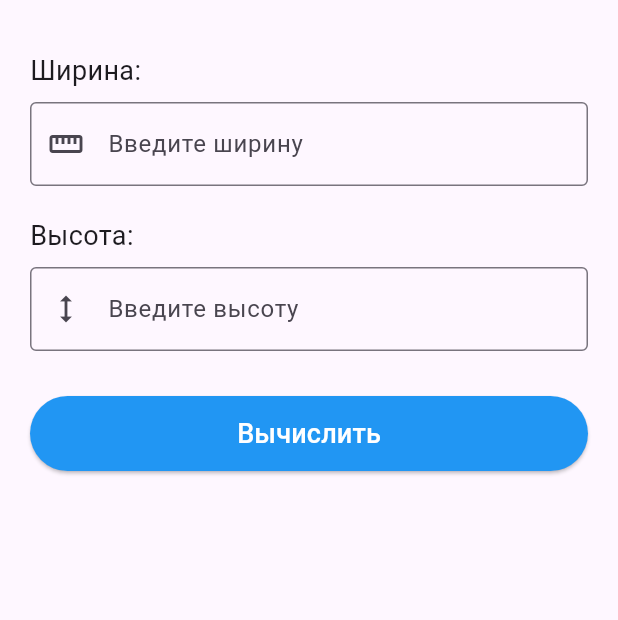
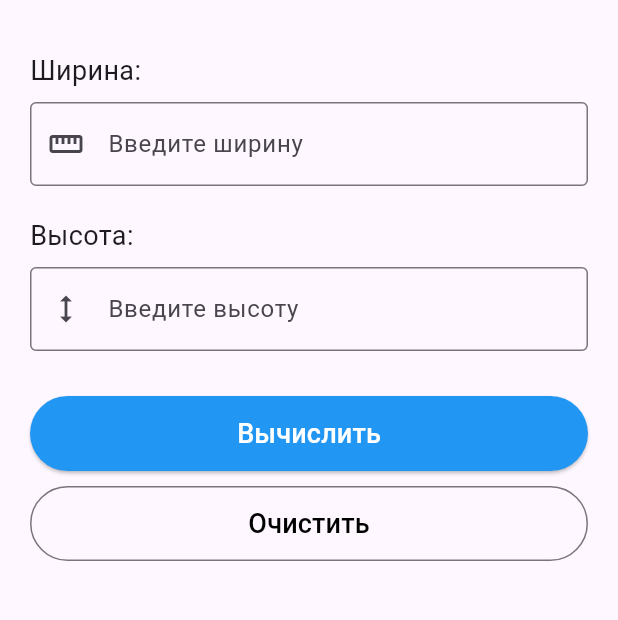
Before and after one commit to SVIKI17/PI2303_SVISCHEV, a Flutter app: the screen it shows after launch, on a phone screen of 412 x 824 dp, the part 63-683 px from its top. Run offline on Flutter 3.47's test engine with Material 3 defaults, Android fonts, the phone set to English and light mode, and no system bars.

Commit message:
Добавил кнопку очистки полей

```diff
--- a/lab6_app/lib/main.dart
+++ b/lab6_app/lib/main.dart
@@ -50,6 +50,14 @@ class _AreaCalculatorPageState extends State<AreaCalculatorPage> {
         ),
       );
     }
+  }
+
+  void _clear() {
+    _widthController.clear();
+    _heightController.clear();
+    setState(() {
+      _result = null;
+    });
   }
 
   String? _validateNumber(String? value) {
@@ -133,6 +141,21 @@ class _AreaCalculatorPageState extends State<AreaCalculatorPage> {
                   ),
                 ),
               ),
+              const SizedBox(height: 10),
+              SizedBox(
+                width: double.infinity,
+                height: 50,
+                child: OutlinedButton(
+                  onPressed: _clear,
+                  style: OutlinedButton.styleFrom(
+                    foregroundColor: const Color.fromARGB(255, 0, 0, 0),
+                  ),
+                  child: const Text(
+                    'Очистить',
+                    style: TextStyle(fontSize: 18),
+                  ),
+                ),
+              ),
               const SizedBox(height: 30),
               if (_result != null)
                 Container(
```
